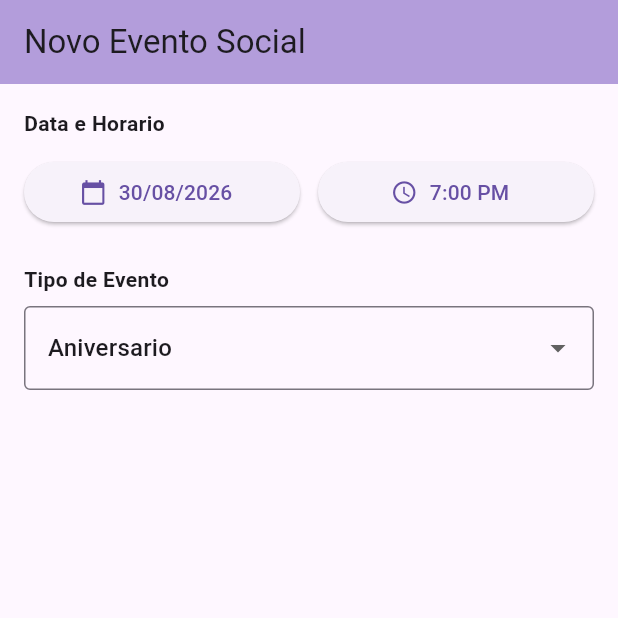
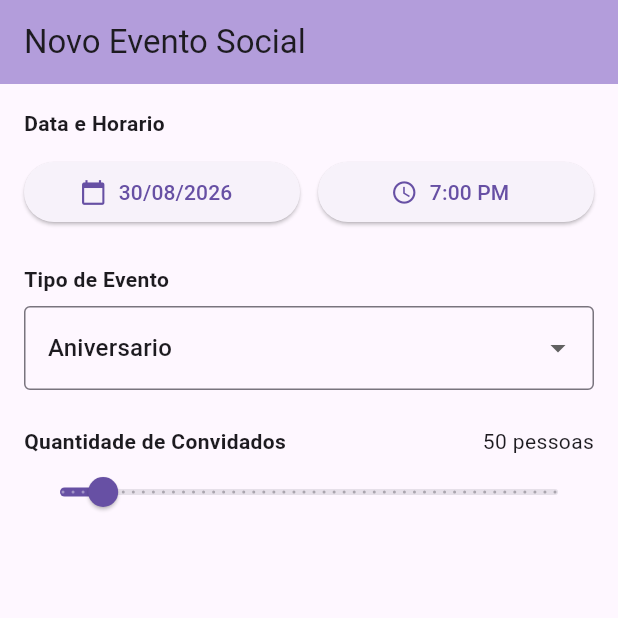
Before and after one commit to kelvynfelix/flutter-51, a Flutter app: the screen it shows after launch, on a phone screen of 412 x 824 dp, the top half of it. Run offline on Flutter 3.47's test engine with Material 3 defaults, Android fonts, the phone set to English and light mode, and no system bars.

Commit message:
Implementado Slider em quantidade de convidados

```diff
--- a/lib/main.dart
+++ b/lib/main.dart
@@ -20,10 +20,12 @@ class _AgendamentoEventoTelaState extends State<AgendamentoEventoTela> {
   static final DateTime _dataPadrao = DateTime.now();
   static const TimeOfDay _horarioPadrao = TimeOfDay(hour: 19, minute: 0);
   static const String _tipoEventoPadrao = 'Aniversario';
+  static const double _quantidadeConvidadosPadrao = 50;
 
   late DateTime _dataSelecionada;
   late TimeOfDay _horarioSelecionado;
   late String _tipoEventoSelecionado;
+  late double _quantidadeConvidados;
 
   @override
   void initState() {
@@ -35,6 +37,7 @@ class _AgendamentoEventoTelaState extends State<AgendamentoEventoTela> {
     _dataSelecionada = _dataPadrao;
     _horarioSelecionado = _horarioPadrao;
     _tipoEventoSelecionado = _tipoEventoPadrao;
+    _quantidadeConvidados = _quantidadeConvidadosPadrao;
   }
 
   void _salvarFormulario() {
@@ -42,6 +45,7 @@ class _AgendamentoEventoTelaState extends State<AgendamentoEventoTela> {
     debugPrint('Data: ${_formatarData(_dataSelecionada)}');
     debugPrint('Horario: ${_horarioSelecionado.format(context)}');
     debugPrint('Tipo de evento: $_tipoEventoSelecionado');
+    debugPrint('Quantidade de convidados: ${_quantidadeConvidados.round()}');
   }
 
   Future<void> _selecionarData() async {
@@ -143,6 +147,29 @@ class _AgendamentoEventoTelaState extends State<AgendamentoEventoTela> {
                 }
               },
             ),
+            const SizedBox(height: 24),
+            Row(
+              mainAxisAlignment: MainAxisAlignment.spaceBetween,
+              children: [
+                const Text(
+                  'Quantidade de Convidados',
+                  style: TextStyle(fontWeight: FontWeight.bold),
+                ),
+                Text('${_quantidadeConvidados.round()} pessoas'),
+              ],
+            ),
+            Slider(
+              value: _quantidadeConvidados,
+              min: 10,
+              max: 500,
+              divisions: 49,
+              label: _quantidadeConvidados.round().toString(),
+              onChanged: (double novoValor) {
+                setState(() {
+                  _quantidadeConvidados = novoValor;
+                });
+              },
+            ),
           ],
         ),
       ),
```
